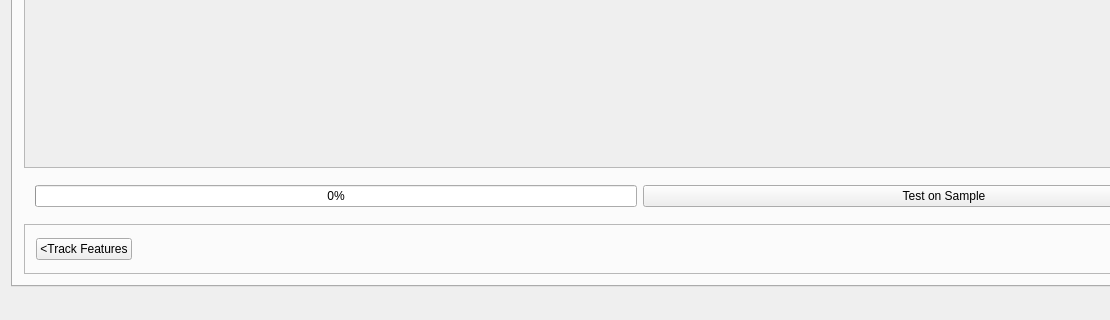
Above: application/safety_main.ui from santosfamilyfoundation/TrafficGUIs before the change; both pictures show x 0 to 1110 and y 480 to 800 of the 1280 by 800 pixel window. Below: the same form after it.
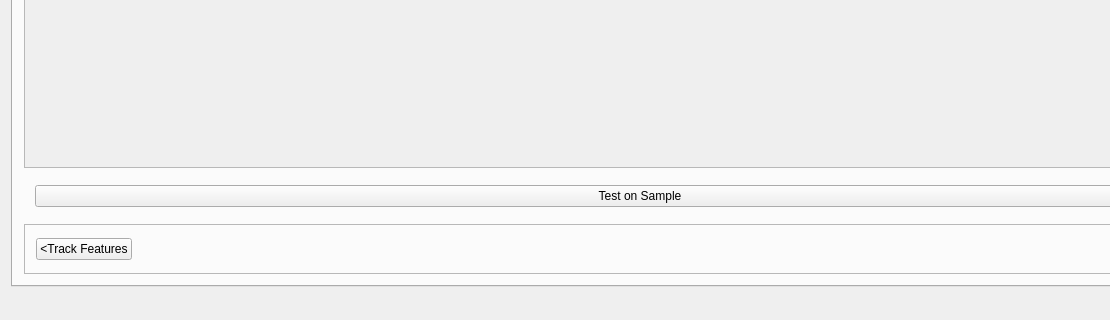
That is the form after the change. The open tabs and pages were chosen to show the change. Custom widgets are drawn as their Qt base class.

Commit message: Remove unused progress bars

The edit to the form file:
```diff
--- a/application/safety_main.ui
+++ b/application/safety_main.ui
@@ -544,28 +544,6 @@
           <item row="1" column="1">
            <widget class="QWidget" name="roadusers_tracking_run_panel" native="true">
             <layout class="QHBoxLayout" name="horizontalLayout_15">
-             <item>
-              <widget class="QProgressBar" name="roadusers_tracking_run_test_progress">
-               <property name="sizePolicy">
-                <sizepolicy hsizetype="Preferred" vsizetype="Fixed">
-                 <horstretch>0</horstretch>
-                 <verstretch>0</verstretch>
-                </sizepolicy>
-               </property>
-               <property name="value">
-                <number>0</number>
-               </property>
-               <property name="orientation">
-                <enum>Qt::Horizontal</enum>
-               </property>
-               <property name="invertedAppearance">
-                <bool>false</bool>
-               </property>
-               <property name="format">
-                <string>%p%</string>
-               </property>
-              </widget>
-             </item>
              <item>
               <widget class="QPushButton" name="button_roadusers_tracking_test">
                <property name="text">
```
Left out of the diff: 64 changed lines with no effect on the pictures. The commit also changes 1 other file.
